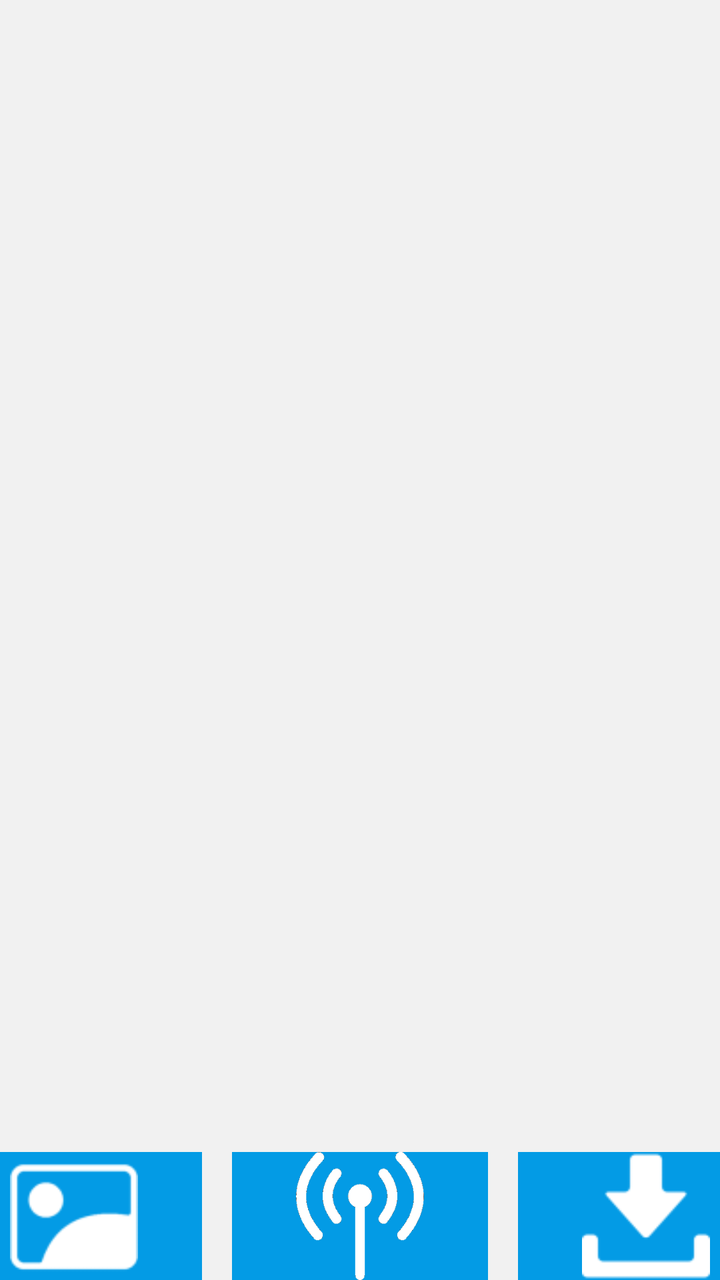
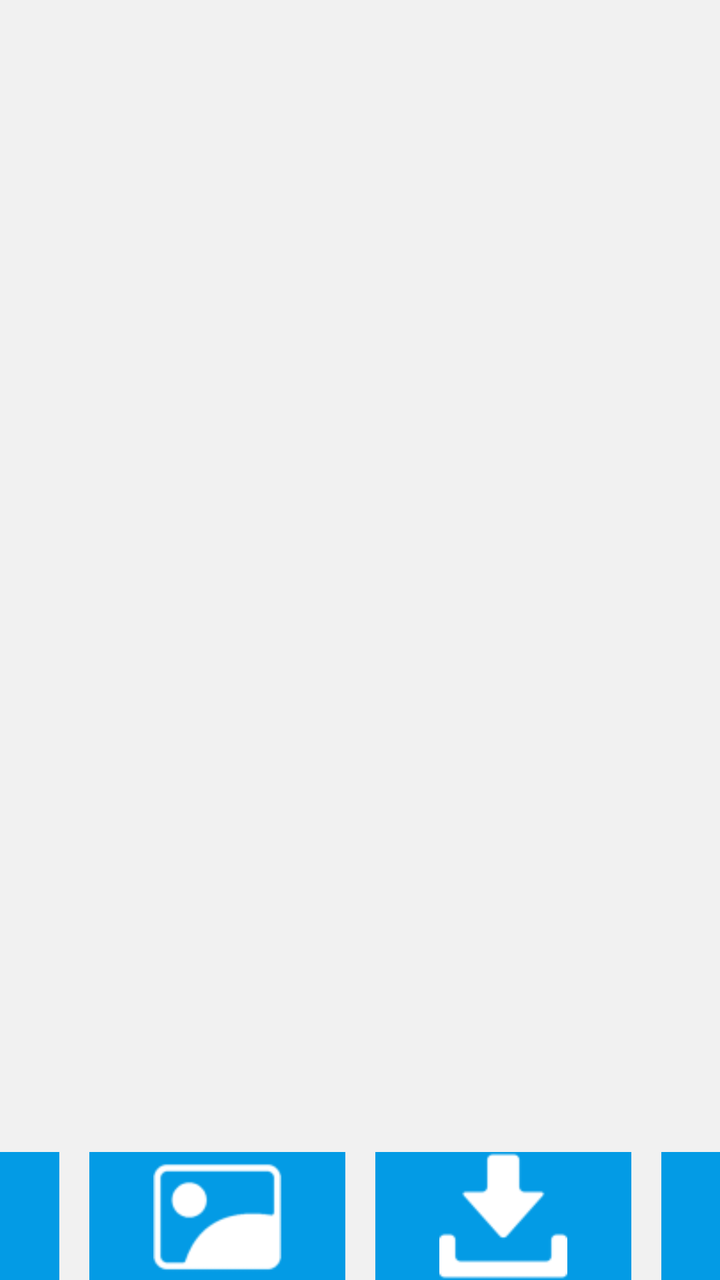

The first picture is an Android layout as it rendered before a commit; the second is the same layout after the commit. The layout source and the unified diff follow.
<!-- AndroidManifest.xml: application theme Theme.AppCompat -->
<!-- res/layout/activity_settings.xml -->
<?xml version="1.0" encoding="utf-8"?>
<FrameLayout xmlns:android="http://schemas.android.com/apk/res/android"
    xmlns:tools="http://schemas.android.com/tools"
    android:layout_width="fill_parent"
    android:layout_height="fill_parent"
    android:background="#F1F1F1">

    <FrameLayout
        android:layout_width="fill_parent"
        android:layout_height="fill_parent"
        android:layout_gravity="top|center"
        android:layout_marginLeft="88dp"
        android:layout_marginTop="4dp"
        android:layout_marginRight="88dp"
        android:layout_marginBottom="68dp"
        android:orientation="vertical"
        android:padding="8dp" />

    <ScrollView
        android:layout_width="fill_parent"
        android:layout_height="wrap_content">

        <FrameLayout
            android:id="@+id/main_content"
            android:layout_width="fill_parent"
            android:layout_height="wrap_content"
            android:orientation="vertical">
        </FrameLayout>
    </ScrollView>

    <LinearLayout
        android:layout_width="match_parent"
        android:layout_height="64dp"
        android:layout_gravity="bottom"
        android:background="#F1F1F1"
        android:gravity="center"
        android:orientation="horizontal">

        <ImageButton
            android:id="@+id/car_settings"
            android:layout_width="128dp"
            android:layout_height="64dp"
            android:adjustViewBounds="true"
            android:background="#039BE5"
            android:contentDescription="@string/main_settings"
            android:scaleType="fitCenter"
            android:src="@drawable/car_settings" />

        <ImageButton
            android:id="@+id/video_settings"
            android:layout_width="128dp"
            android:layout_height="64dp"
            android:layout_marginStart="15dp"
            android:adjustViewBounds="true"
            android:background="#039BE5"
            android:contentDescription="@string/video_settings"
            android:scaleType="fitCenter"
            android:src="@drawable/video_settings" />

        <ImageButton
            android:id="@+id/conn_settings"
            android:layout_width="128dp"
            android:layout_height="64dp"
            android:layout_marginStart="15dp"
            android:adjustViewBounds="true"
            android:background="#039BE5"
            android:contentDescription="@string/conn_settings"
            android:scaleType="fitCenter"
            android:src="@drawable/connectivity_settings"/>

        <ImageButton
            android:id="@+id/keymap_settings"
            android:layout_width="128dp"
            android:layout_height="64dp"
            android:layout_marginStart="15dp"
            android:background="#039BE5"
            android:src="@drawable/keymap_settings"
            android:scaleType="fitCenter"
            android:adjustViewBounds="true"
            android:contentDescription="@string/keymap_settings" />

        <ImageButton
            android:id="@+id/advanced_settings"
            android:layout_width="128dp"
            android:layout_height="64dp"
            android:layout_marginStart="15dp"
            android:adjustViewBounds="true"
            android:background="#039BE5"
            android:contentDescription="@string/advanced_settings"
            android:scaleType="fitCenter"
            android:src="@drawable/advanced_settings" />

    </LinearLayout>

</FrameLayout>
<!-- resources referenced by this layout -->
<resources>
  <!-- drawable advanced_settings: png bitmap (drawable, 2406 bytes) -->
  <!-- drawable car_settings: png bitmap (drawable, 3371 bytes) -->
  <!-- drawable connectivity_settings: png bitmap (drawable, 3384 bytes) -->
  <!-- drawable keymap_settings: png bitmap (drawable, 1034 bytes) -->
  <!-- drawable video_settings: png bitmap (drawable, 1667 bytes) -->
  <string name="advanced_settings">Advanced</string>
  <string name="conn_settings">Connectivity Settings</string>
  <string name="keymap_settings">KeyMap</string>
  <string name="main_settings">Main</string>
  <string name="video_settings">Video Settings</string>
</resources>

<!-- the commit's change to res/layout/activity_settings.xml (unified diff, before → after) -->
@@ -58,17 +58,6 @@
             android:src="@drawable/video_settings" />
 
         <ImageButton
-            android:id="@+id/conn_settings"
-            android:layout_width="128dp"
-            android:layout_height="64dp"
-            android:layout_marginStart="15dp"
-            android:adjustViewBounds="true"
-            android:background="#039BE5"
-            android:contentDescription="@string/conn_settings"
-            android:scaleType="fitCenter"
-            android:src="@drawable/connectivity_settings"/>
-
-        <ImageButton
             android:id="@+id/keymap_settings"
             android:layout_width="128dp"
             android:layout_height="64dp"
<!-- resource entries referenced after the edit -->
@@ -2,11 +2,9 @@
 <resources>
   <!-- drawable advanced_settings: png bitmap (drawable, 2406 bytes) -->
   <!-- drawable car_settings: png bitmap (drawable, 3371 bytes) -->
-  <!-- drawable connectivity_settings: png bitmap (drawable, 3384 bytes) -->
   <!-- drawable keymap_settings: png bitmap (drawable, 1034 bytes) -->
   <!-- drawable video_settings: png bitmap (drawable, 1667 bytes) -->
   <string name="advanced_settings">Advanced</string>
-  <string name="conn_settings">Connectivity Settings</string>
   <string name="keymap_settings">KeyMap</string>
   <string name="main_settings">Main</string>
   <string name="video_settings">Video Settings</string>
